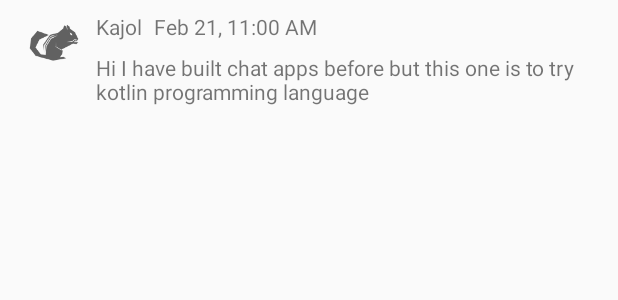
After one commit to kajol9405/SmackChatApp, an Android app: the layout message_list_view.xml on its own in the app's theme, with its tools: preview values and no code run, on a phone screen of 412 x 824 dp. The commit adds this screen. Shown: the top 300 px of the screen. Run offline under Robolectric (Android 15) with nearby library versions, the phone set to English and light mode, and no system bars.

Commit message:
finishing the app

```diff
--- a/app/src/main/AndroidManifest.xml
+++ b/app/src/main/AndroidManifest.xml
@@ -10,7 +10,8 @@
         android:label="@string/app_name"
         android:roundIcon="@mipmap/ic_launcher"
         android:supportsRtl="true"
-        android:theme="@style/AppTheme">
+        android:theme="@style/AppTheme"
+        android:name=".Controller.App">
         <activity
             android:name=".Controller.MainActivity"
             android:label="@string/app_name"
--- a/app/src/main/java/com/example/kajol/smackchatapp/Controller/LoginActivity.kt
+++ b/app/src/main/java/com/example/kajol/smackchatapp/Controller/LoginActivity.kt
@@ -33,13 +33,14 @@ class LoginActivity : AppCompatActivity() {
         val password = loginPasswordText.text.toString()
         hideKeyBoard()
         if(email.isNotEmpty() && password.isNotEmpty()){
-            AuthService.loginUser(this,email,password){loginSuccess ->
+            AuthService.loginUser(email,password){loginSuccess ->
                 if(loginSuccess){
                     Toast.makeText(this,"Login success",Toast.LENGTH_LONG).show()
                     AuthService.findUserByEmail(this){findSuccess ->
                         if(findSuccess){
                             enableSpinner(false)
                             finish()
+
                         }else{
                             errorToast()
                         }
--- a/app/src/main/java/com/example/kajol/smackchatapp/Utilities/constants.kt
+++ b/app/src/main/java/com/example/kajol/smackchatapp/Utilities/constants.kt
@@ -9,7 +9,8 @@ const val URL_REGISTER = "${BASE_URL}account/register"
 const val URL_LOGIN = "${BASE_URL}account/login"
 const val URL_CREATE_USER = "${BASE_URL}user/add"
 const val URL_GET_USER = "${BASE_URL}user/byEmail/"
-
+const val URL_GET_CHANNELS = "${BASE_URL}channel/"
+const val URL_GET_MESSAGES = "${BASE_URL}message/byChannel/"
 
 //Broadcast constants
 
--- a/app/src/main/res/layout/content_main.xml
+++ b/app/src/main/res/layout/content_main.xml
@@ -14,6 +14,9 @@
         android:layout_height="wrap_content"
         android:text="Please Log In"
         android:textAlignment="center"
+        android:textSize="18sp"
+        android:textStyle="bold"
+        android:layout_marginTop="5dp"
         app:layout_constraintLeft_toLeftOf="parent"
         app:layout_constraintRight_toRightOf="parent"
         app:layout_constraintTop_toTopOf="parent" />
--- /dev/null
+++ b/app/src/main/res/layout/message_list_view.xml
@@ -0,0 +1,52 @@
+<?xml version="1.0" encoding="utf-8"?>
+<android.support.constraint.ConstraintLayout xmlns:android="http://schemas.android.com/apk/res/android"
+    xmlns:app="http://schemas.android.com/apk/res-auto"
+    xmlns:tools="http://schemas.android.com/tools"
+    android:layout_width="match_parent"
+    android:layout_height="wrap_content">
+
+    <ImageView
+        android:id="@+id/messageUserImage"
+        android:layout_width="40dp"
+        android:layout_height="40dp"
+        android:layout_marginLeft="16dp"
+        android:layout_marginTop="8dp"
+        app:layout_constraintLeft_toLeftOf="parent"
+        app:layout_constraintTop_toTopOf="parent"
+        tools:srcCompat="@drawable/dark19" />
+
+    <TextView
+        android:id="@+id/messageUserNameLbl"
+        android:layout_width="wrap_content"
+        android:layout_height="wrap_content"
+        android:layout_marginStart="8dp"
+        android:layout_marginTop="8dp"
+        android:text="Name"
+        app:layout_constraintStart_toEndOf="@+id/messageUserImage"
+        app:layout_constraintTop_toTopOf="parent"
+        tools:text="Kajol" />
+
+    <TextView
+        android:id="@+id/timeStampLbl"
+        android:layout_width="wrap_content"
+        android:layout_height="wrap_content"
+        android:layout_marginStart="8dp"
+        android:layout_marginTop="8dp"
+        android:text="Feb 21, 11:00 AM"
+        app:layout_constraintStart_toEndOf="@+id/messageUserNameLbl"
+        app:layout_constraintTop_toTopOf="parent" />
+
+    <TextView
+        android:id="@+id/messageBodyLbl"
+        android:layout_width="0dp"
+        android:layout_height="wrap_content"
+        android:layout_marginBottom="8dp"
+        android:layout_marginEnd="8dp"
+        android:layout_marginStart="8dp"
+        android:layout_marginTop="8dp"
+        android:text="Hi I have built chat apps before but this one is to try kotlin programming language"
+        app:layout_constraintBottom_toBottomOf="parent"
+        app:layout_constraintEnd_toEndOf="parent"
+        app:layout_constraintStart_toEndOf="@+id/messageUserImage"
+        app:layout_constraintTop_toBottomOf="@+id/timeStampLbl" />
+</android.support.constraint.ConstraintLayout>
```
Also changed, not shown: app/src/main/java/com/example/kajol/smackchatapp/Adapters/MessageAdapter.kt (added, +68 -0 lines), app/src/main/java/com/example/kajol/smackchatapp/Controller/App.kt (added, +20 -0 lines), app/src/main/java/com/example/kajol/smackchatapp/Controller/MainActivity.kt (+107 -15 lines), app/src/main/java/com/example/kajol/smackchatapp/Controller/createUserActivity.kt (+4 -6 lines), app/src/main/java/com/example/kajol/smackchatapp/Model/Message.kt (added, +8 -0 lines), app/src/main/java/com/example/kajol/smackchatapp/Services/AuthService.kt (+14 -17 lines), app/src/main/java/com/example/kajol/smackchatapp/Services/MessageService.kt (+113 -0 lines), app/src/main/java/com/example/kajol/smackchatapp/Services/UserDataService.kt (+6 -4 lines), app/src/main/java/com/example/kajol/smackchatapp/Utilities/SharedPrefs.kt (added, +33 -0 lines).
